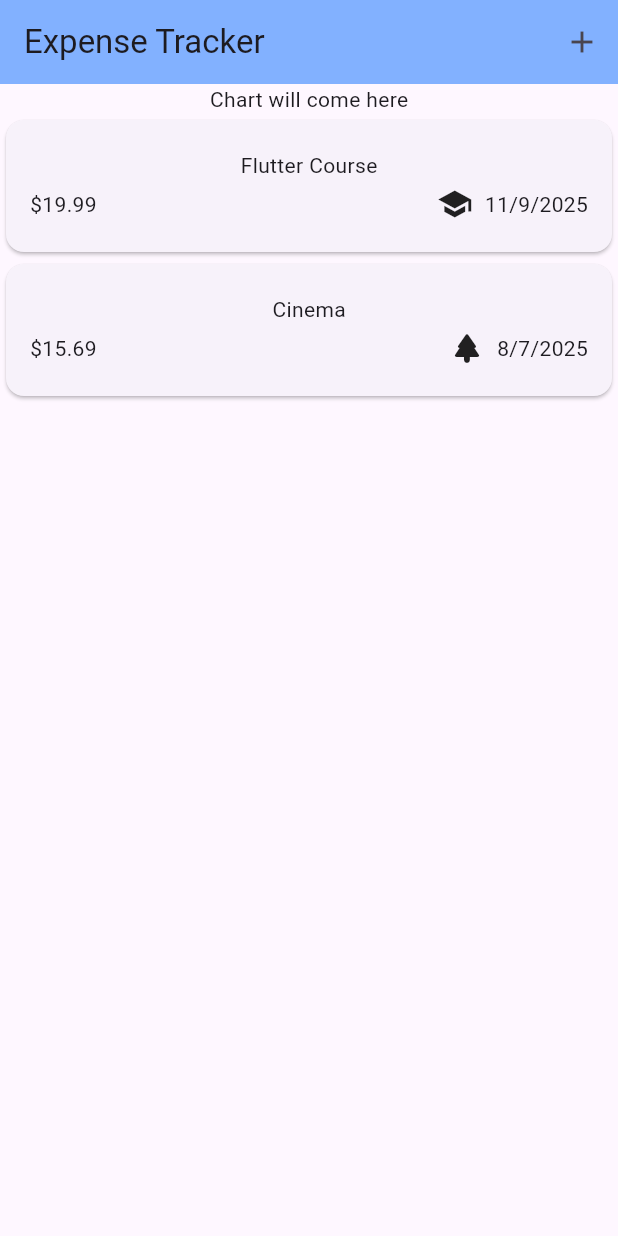
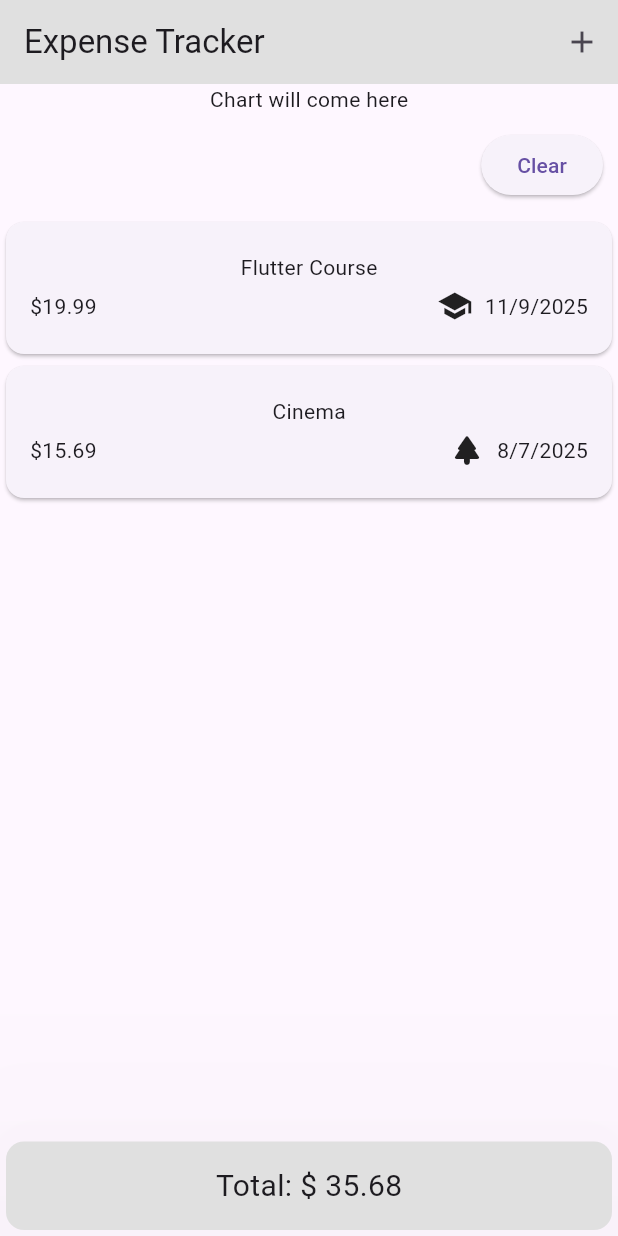
Before and after one commit to GuiReichert/Flutter_Expense_Tracker, a Flutter app: the screen it shows after launch, on a phone screen of 412 x 824 dp. Run offline on Flutter 3.47's test engine with Material 3 defaults, Android fonts, the phone set to English and light mode, and no system bars; missing offline and left inert: dart:ffi.

Commit message:
Clear Button and Total Amount

```diff
--- a/expense_tracker/lib/main.dart
+++ b/expense_tracker/lib/main.dart
@@ -4,6 +4,7 @@ import 'package:flutter/material.dart';
 void main() {
   runApp(
     MaterialApp(
+      theme: ThemeData().copyWith(useMaterial3: true),
       home: Expenses(),
     ),
   );
--- a/expense_tracker/lib/views/expenses.dart
+++ b/expense_tracker/lib/views/expenses.dart
@@ -1,3 +1,5 @@
+import 'dart:ffi';
+
 import 'package:expense_tracker/Custom%20Widgets/new_expense.dart';
 import 'package:expense_tracker/Dummy%20Data/expense_list.dart';
 import 'package:expense_tracker/Models/expense_model.dart';
@@ -13,13 +15,16 @@ class Expenses extends StatefulWidget {
 
 class _ExpensesState extends State<Expenses> {
   final List<ExpenseModel> _registeredExpenses = expensesList;
+  double _totalAmount = 0;
 
   @override
   Widget build(context) {
+    _recalculateTotal();
+
     return Scaffold(
       appBar: AppBar(
         title: Text('Expense Tracker'),
-        backgroundColor: Colors.blueAccent[100],
+        backgroundColor: Colors.grey[300],
         actions: [
           IconButton(onPressed: _openAddExpenseOverlay, icon: Icon(Icons.add)),
         ],
@@ -27,15 +32,49 @@ class _ExpensesState extends State<Expenses> {
       body: Column(
         children: [
           Text('Chart will come here'),
+          SizedBox(height: 10),
+          Row(
+            mainAxisAlignment: MainAxisAlignment.end,
+            children: [
+              Padding(
+                padding: const EdgeInsets.fromLTRB(0, 0, 10, 0),
+                child: ElevatedButton(
+                  onPressed: _removeAllExpenses,
+                  child: Text('Clear'),
+                ),
+              ),
+            ],
+          ),
+          SizedBox(height: 10),
           Expanded(
-            child: ExpensesList(
-              expensesList: _registeredExpenses,
-              removeItem: _removeExpense,
+            child: _registeredExpenses.isEmpty
+                ? noExpensesWidget()
+                : ExpensesList(
+                    expensesList: _registeredExpenses,
+                    removeItem: _removeExpense,
+                  ),
+          ),
+          Spacer(),
+          Card(
+            color: Colors.grey[300],
+            elevation: 200,
+            child: Padding(
+              padding: EdgeInsets.symmetric(horizontal: 0, vertical: 15),
+              child: Center(
+                child: Text(
+                  'Total: \$ ${_totalAmount.toStringAsFixed(2)}',
+                  style: TextStyle(fontSize: 20),
+                ),
+              ),
             ),
           ),
         ],
       ),
     );
+  }
+
+  Widget noExpensesWidget() {
+    return Center(child: Text('No expenses found. Start adding'));
   }
 
   void _openAddExpenseOverlay() {
@@ -51,12 +90,50 @@ class _ExpensesState extends State<Expenses> {
   void _addExpense(ExpenseModel expense) {
     setState(() {
       _registeredExpenses.add(expense);
+      _recalculateTotal();
     });
   }
 
   void _removeExpense(ExpenseModel expense) {
+    final expenseIndex = _registeredExpenses.indexOf(expense);
+
     setState(() {
       _registeredExpenses.remove(expense);
     });
+
+    ScaffoldMessenger.of(context).clearSnackBars();
+    ScaffoldMessenger.of(context).showSnackBar(
+      SnackBar(
+        content: Text('Enpense deleted.'),
+        duration: Duration(seconds: 3),
+        action: SnackBarAction(
+          label: 'Undo',
+          onPressed: () {
+            setState(() {
+              _registeredExpenses.insert(
+                expenseIndex,
+                expense,
+              ); // Retorna no mesmo lugar
+              _recalculateTotal();
+            });
+          },
+        ),
+      ),
+    );
+    _recalculateTotal();
+  }
+
+  void _removeAllExpenses() {
+    setState(() {
+      _registeredExpenses.clear();
+      _recalculateTotal();
+    });
+  }
+
+  void _recalculateTotal() {
+    _totalAmount = _registeredExpenses.fold(
+      0.0,
+      (sum, item) => sum + item.amount,
+    );
   }
 }
```
